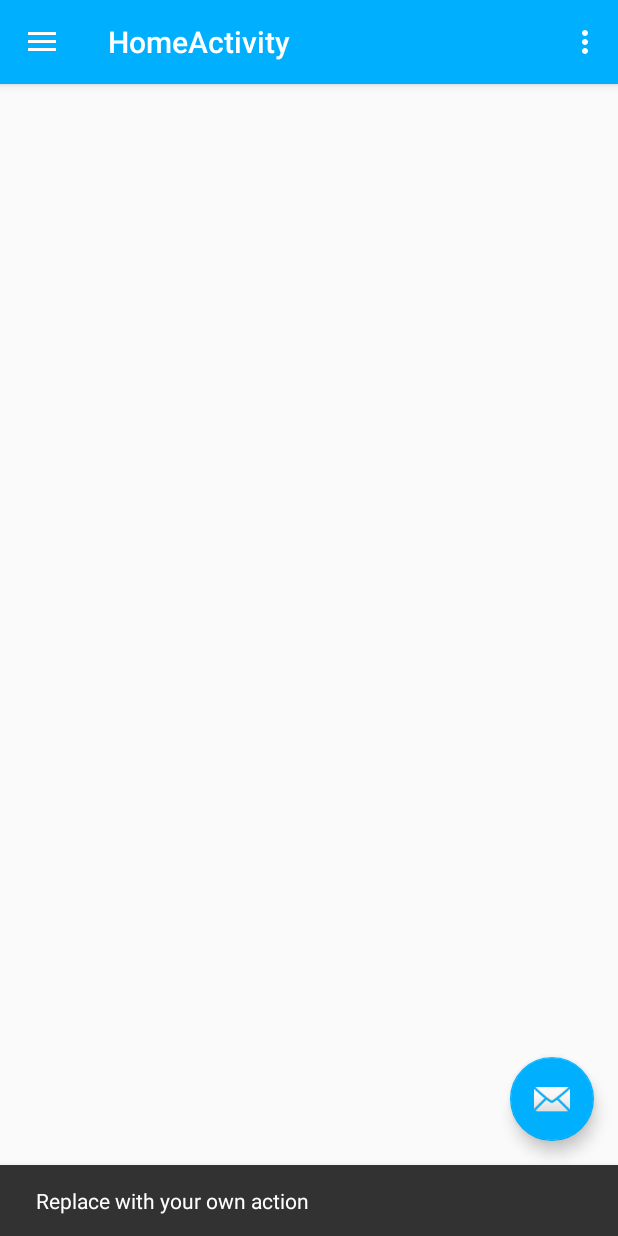
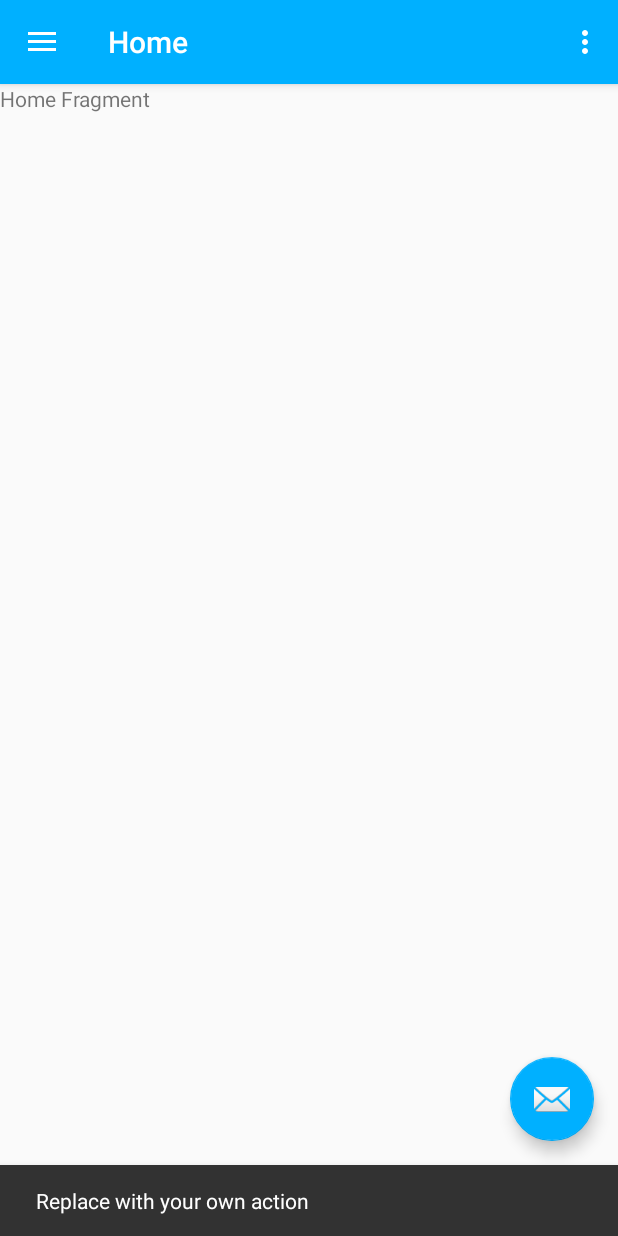
Before and after one commit to maheshpd/BlogApp, an Android app: the screen it shows after launch once a user with an empty profile is signed in (HomeActivity), after a tap on an icon or button, on a phone screen of 412 x 824 dp. Run offline under Robolectric (Android 15) with nearby library versions, the phone set to English and light mode, and no system bars; our stand-ins replace Firebase (no records; nobody signed in at launch, a user with empty details on screens opened directly); pictures from the network do not load.

Commit message:
Navigation Drawer Setup2 Nav Header update

```diff
--- a/app/src/main/java/com/example/blogapp/activities/LoginActivity.java
+++ b/app/src/main/java/com/example/blogapp/activities/LoginActivity.java
@@ -61,8 +61,7 @@ public class LoginActivity extends AppCompatActivity {
             public void onComplete(@NonNull Task<AuthResult> task) {
                 if (task.isSuccessful())
                 {
-                    loginProgress.setVisibility(View.INVISIBLE);
-                    btnLogin.setVisibility(View.VISIBLE);
+
                     updateUI();
                 }else {
                     String message = task.getException().getMessage().toString();
@@ -78,6 +77,8 @@ public class LoginActivity extends AppCompatActivity {
     private void updateUI() {
         HomeActivity = new Intent(this,HomeActivity.class);
         startActivity(HomeActivity);
+        loginProgress.setVisibility(View.INVISIBLE);
+        btnLogin.setVisibility(View.VISIBLE);
         finish();
     }
 
--- /dev/null
+++ b/app/src/main/java/com/example/blogapp/fragment/HomeFragment.java
@@ -0,0 +1,103 @@
+package com.example.blogapp.fragment;
+
+import android.content.Context;
+import android.net.Uri;
+import android.os.Bundle;
+import android.support.v4.app.Fragment;
+import android.view.LayoutInflater;
+import android.view.View;
+import android.view.ViewGroup;
+
+import com.example.blogapp.R;
+
+/**
+ * A simple {@link Fragment} subclass.
+ * Activities that contain this fragment must implement the
+ * {@link HomeFragment.OnFragmentInteractionListener} interface
+ * to handle interaction events.
+ * Use the {@link HomeFragment#newInstance} factory method to
+ * create an instance of this fragment.
+ */
+public class HomeFragment extends Fragment {
+    // TODO: Rename parameter arguments, choose names that match
+    // the fragment initialization parameters, e.g. ARG_ITEM_NUMBER
+    private static final String ARG_PARAM1 = "param1";
+    private static final String ARG_PARAM2 = "param2";
+
+    // TODO: Rename and change types of parameters
+    private String mParam1;
+    private String mParam2;
+
+    private OnFragmentInteractionListener mListener;
+
+    public HomeFragment() {
+        // Required empty public constructor
+    }
+
+    /**
+     * Use this factory method to create a new instance of
+     * this fragment using the provided parameters.
+     *
+     * @param param1 Parameter 1.
+     * @param param2 Parameter 2.
+     * @return A new instance of fragment HomeFragment.
+     */
+    // TODO: Rename and change types and number of parameters
+    public static HomeFragment newInstance(String param1, String param2) {
+        HomeFragment fragment = new HomeFragment();
+        Bundle args = new Bundle();
+        args.putString(ARG_PARAM1, param1);
+        args.putString(ARG_PARAM2, param2);
+        fragment.setArguments(args);
+        return fragment;
+    }
+
+    @Override
+    public void onCreate(Bundle savedInstanceState) {
+        super.onCreate(savedInstanceState);
+        if (getArguments() != null) {
+            mParam1 = getArguments().getString(ARG_PARAM1);
+            mParam2 = getArguments().getString(ARG_PARAM2);
+        }
+    }
+
+    @Override
+    public View onCreateView(LayoutInflater inflater, ViewGroup container,
+                             Bundle savedInstanceState) {
+        // Inflate the layout for this fragment
+        return inflater.inflate(R.layout.fragment_home, container, false);
+    }
+
+    // TODO: Rename method, update argument and hook method into UI event
+    public void onButtonPressed(Uri uri) {
+        if (mListener != null) {
+            mListener.onFragmentInteraction(uri);
+        }
+    }
+
+    @Override
+    public void onAttach(Context context) {
+        super.onAttach(context);
+    }
+
+    @Override
+    public void onDetach() {
+        super.onDetach();
+        mListener = null;
+    }
+
+    /**
+     * This interface must be implemented by activities that contain this
+     * fragment to allow an interaction in this fragment to be communicated
+     * to the activity and potentially other fragments contained in that
+     * activity.
+     * <p>
+     * See the Android Training lesson <a href=
+     * "http://developer.android.com/training/basics/fragments/communicating.html"
+     * >Communicating with Other Fragments</a> for more information.
+     */
+    public interface OnFragmentInteractionListener {
+        // TODO: Update argument type and name
+        void onFragmentInteraction(Uri uri);
+    }
+}
--- /dev/null
+++ b/app/src/main/res/drawable/ic_exit_to_app_black_24dp.xml
@@ -0,0 +1,9 @@
+<vector xmlns:android="http://schemas.android.com/apk/res/android"
+        android:width="24dp"
+        android:height="24dp"
+        android:viewportWidth="24.0"
+        android:viewportHeight="24.0">
+    <path
+        android:fillColor="#FF000000"
+        android:pathData="M10.09,15.59L11.5,17l5,-5 -5,-5 -1.41,1.41L12.67,11H3v2h9.67l-2.58,2.59zM19,3H5c-1.11,0 -2,0.9 -2,2v4h2V5h14v14H5v-4H3v4c0,1.1 0.89,2 2,2h14c1.1,0 2,-0.9 2,-2V5c0,-1.1 -0.9,-2 -2,-2z"/>
+</vector>
--- /dev/null
+++ b/app/src/main/res/drawable/ic_home_black_24dp.xml
@@ -0,0 +1,9 @@
+<vector xmlns:android="http://schemas.android.com/apk/res/android"
+        android:width="24dp"
+        android:height="24dp"
+        android:viewportWidth="24.0"
+        android:viewportHeight="24.0">
+    <path
+        android:fillColor="#FF000000"
+        android:pathData="M10,20v-6h4v6h5v-8h3L12,3 2,12h3v8z"/>
+</vector>
--- /dev/null
+++ b/app/src/main/res/drawable/ic_person_black_24dp.xml
@@ -0,0 +1,9 @@
+<vector xmlns:android="http://schemas.android.com/apk/res/android"
+        android:width="24dp"
+        android:height="24dp"
+        android:viewportWidth="24.0"
+        android:viewportHeight="24.0">
+    <path
+        android:fillColor="#FF000000"
+        android:pathData="M12,12c2.21,0 4,-1.79 4,-4s-1.79,-4 -4,-4 -4,1.79 -4,4 1.79,4 4,4zM12,14c-2.67,0 -8,1.34 -8,4v2h16v-2c0,-2.66 -5.33,-4 -8,-4z"/>
+</vector>
--- /dev/null
+++ b/app/src/main/res/drawable/ic_settings_black_24dp.xml
@@ -0,0 +1,9 @@
+<vector xmlns:android="http://schemas.android.com/apk/res/android"
+        android:width="24dp"
+        android:height="24dp"
+        android:viewportWidth="24"
+        android:viewportHeight="24">
+    <path
+        android:fillColor="#FF000000"
+        android:pathData="M19.1,12.9a2.8,2.8 0,0 0,0.1 -0.9,2.8 2.8,0 0,0 -0.1,-0.9l2.1,-1.6a0.7,0.7 0,0 0,0.1 -0.6L19.4,5.5a0.7,0.7 0,0 0,-0.6 -0.2l-2.4,1a6.5,6.5 0,0 0,-1.6 -0.9l-0.4,-2.6a0.5,0.5 0,0 0,-0.5 -0.4H10.1a0.5,0.5 0,0 0,-0.5 0.4L9.3,5.4a5.6,5.6 0,0 0,-1.7 0.9l-2.4,-1a0.4,0.4 0,0 0,-0.5 0.2l-2,3.4c-0.1,0.2 0,0.4 0.2,0.6l2,1.6a2.8,2.8 0,0 0,-0.1 0.9,2.8 2.8,0 0,0 0.1,0.9L2.8,14.5a0.7,0.7 0,0 0,-0.1 0.6l1.9,3.4a0.7,0.7 0,0 0,0.6 0.2l2.4,-1a6.5,6.5 0,0 0,1.6 0.9l0.4,2.6a0.5,0.5 0,0 0,0.5 0.4h3.8a0.5,0.5 0,0 0,0.5 -0.4l0.3,-2.6a5.6,5.6 0,0 0,1.7 -0.9l2.4,1a0.4,0.4 0,0 0,0.5 -0.2l2,-3.4c0.1,-0.2 0,-0.4 -0.2,-0.6ZM12,15.6A3.6,3.6 0,1 1,15.6 12,3.6 3.6,0 0,1 12,15.6Z"/>
+</vector>
--- a/app/src/main/res/layout/content_home.xml
+++ b/app/src/main/res/layout/content_home.xml
@@ -8,4 +8,8 @@
     tools:context=".activities.HomeActivity"
     tools:showIn="@layout/app_bar_home">
 
+    <FrameLayout
+        android:id="@+id/container"
+        android:layout_width="match_parent"
+        android:layout_height="match_parent"/>
 </android.support.constraint.ConstraintLayout>
--- /dev/null
+++ b/app/src/main/res/layout/fragment_home.xml
@@ -0,0 +1,14 @@
+<?xml version="1.0" encoding="utf-8"?>
+<FrameLayout xmlns:android="http://schemas.android.com/apk/res/android"
+    xmlns:tools="http://schemas.android.com/tools"
+    android:layout_width="match_parent"
+    android:layout_height="match_parent"
+    tools:context=".fragment.HomeFragment">
+
+    <!-- TODO: Update blank fragment layout -->
+    <TextView
+        android:layout_width="match_parent"
+        android:layout_height="match_parent"
+        android:text="Home Fragment" />
+
+</FrameLayout>
--- a/app/src/main/res/menu/activity_home_drawer.xml
+++ b/app/src/main/res/menu/activity_home_drawer.xml
@@ -6,33 +6,20 @@
     <group android:checkableBehavior="single">
         <item
             android:id="@+id/nav_home"
-            android:icon="@drawable/ic_menu_camera"
+            android:icon="@drawable/ic_home_black_24dp"
             android:title="@string/menu_home" />
         <item
-            android:id="@+id/nav_gallery"
-            android:icon="@drawable/ic_menu_gallery"
-            android:title="@string/menu_gallery" />
+            android:id="@+id/profile"
+            android:icon="@drawable/ic_person_black_24dp"
+            android:title="@string/profile" />
         <item
-            android:id="@+id/nav_slideshow"
-            android:icon="@drawable/ic_menu_slideshow"
-            android:title="@string/menu_slideshow" />
+            android:id="@+id/settings"
+            android:icon="@drawable/ic_settings_black_24dp"
+            android:title="@string/settings" />
         <item
-            android:id="@+id/nav_tools"
-            android:icon="@drawable/ic_menu_manage"
-            android:title="@string/menu_tools" />
+            android:id="@+id/nav_singout"
+            android:icon="@drawable/ic_exit_to_app_black_24dp"
+            android:title="@string/signOut" />
     </group>
 
-    <item android:title="Communicate">
-        <menu>
-            <item
-                android:id="@+id/nav_share"
-                android:icon="@drawable/ic_menu_share"
-                android:title="@string/menu_share" />
-            <item
-                android:id="@+id/nav_logout"
-                android:icon="@drawable/ic_menu_send"
-                android:title="@string/menu_send" />
-        </menu>
-    </item>
-
 </menu>
--- a/app/src/main/res/values/strings.xml
+++ b/app/src/main/res/values/strings.xml
@@ -9,9 +9,11 @@
     <string name="action_settings">Settings</string>
 
     <string name="menu_home">Home</string>
-    <string name="menu_gallery">Gallery</string>
-    <string name="menu_slideshow">Slideshow</string>
-    <string name="menu_tools">Tools</string>
-    <string name="menu_share">Share</string>
-    <string name="menu_send">Log Out</string>
+    <string name="profile">Profile</string>
+    <string name="settings">Settings</string>
+    <string name="signOut">Sign out</string>
+
+
+    <!-- TODO: Remove or change this placeholder text -->
+    <string name="hello_blank_fragment">Hello blank fragment</string>
 </resources>
```
Also changed, not shown: app/src/main/java/com/example/blogapp/activities/HomeActivity.java (+18 -11 lines), app/src/main/java/com/example/blogapp/fragment/ProfileFragment.java (added, +103 -0 lines), app/src/main/java/com/example/blogapp/fragment/SettingFragment.java (added, +104 -0 lines), app/src/main/res/layout/fragment_profile.xml (added, +14 -0 lines), app/src/main/res/layout/fragment_setting.xml (added, +14 -0 lines).
